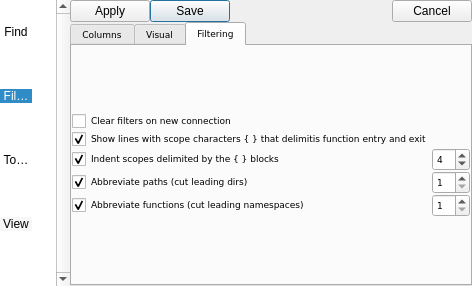
mojmir-svoboda/DbgToolkit, file trace_server/settingslog.ui: the form before one commit.
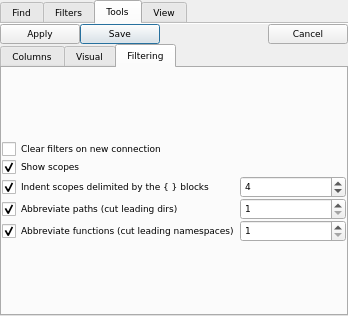
The form after the commit. The open tabs and pages were chosen to show the change. Icons and pictures are not drawn. Custom widgets are drawn as their Qt base class.

Commit message: * stacked tool widget to tab widget

Diff of the .ui file:
```diff
--- a/trace_server/settingslog.ui
+++ b/trace_server/settingslog.ui
@@ -6,16 +6,23 @@
    <rect>
     <x>0</x>
     <y>0</y>
-    <width>386</width>
-    <height>286</height>
+    <width>348</width>
+    <height>316</height>
    </rect>
   </property>
   <property name="minimumSize">
    <size>
-    <width>128</width>
-    <height>286</height>
+    <width>309</width>
+    <height>223</height>
    </size>
   </property>
+  <property name="styleSheet">
+   <string notr="true">        QDockWidget { color: white; border: 1px solid lightgray; } 
+        QDockWidget::title {color: white;  text-align: left; background: darkblue; padding-left: 5px; } 
+        QDockWidget::close-button, QDockWidget::float-button { color: white;  border: 1px solid transparent; background: lightblue; padding: 0px; } 
+        QDockWidget::close-button:hover, QDockWidget::float-button:hover { background: gray; } 
+        QDockWidget::close-button:pressed, QDockWidget::float-button:pressed { padding: 1px -1px -1px 1px; }</string>
+  </property>
   <property name="floating">
    <bool>false</bool>
   </property>
@@ -57,153 +64,39 @@
        <number>0</number>
       </property>
       <item>
-       <widget class="QListWidget" name="iconWidget">
-        <property name="sizePolicy">
-         <sizepolicy hsizetype="Fixed" vsizetype="Expanding">
-          <horstretch>0</horstretch>
-          <verstretch>0</verstretch>
-         </sizepolicy>
+       <widget class="QTabWidget" name="groupingWidget">
+        <property name="font">
+         <font>
+          <family>Verdana</family>
+          <pointsize>7</pointsize>
+         </font>
         </property>
-        <property name="minimumSize">
-         <size>
-          <width>70</width>
-          <height>0</height>
-         </size>
+        <property name="tabShape">
+         <enum>QTabWidget::Rounded</enum>
         </property>
-        <property name="maximumSize">
-         <size>
-          <width>70</width>
-          <height>16777215</height>
-         </size>
-        </property>
-        <property name="frameShape">
-         <enum>QFrame::NoFrame</enum>
-        </property>
-        <property name="frameShadow">
-         <enum>QFrame::Plain</enum>
-        </property>
-        <property name="lineWidth">
-         <number>0</number>
-        </property>
-        <property name="verticalScrollBarPolicy">
-         <enum>Qt::ScrollBarAlwaysOn</enum>
-        </property>
-        <property name="horizontalScrollBarPolicy">
-         <enum>Qt::ScrollBarAlwaysOff</enum>
-        </property>
-        <property name="showDropIndicator" stdset="0">
-         <bool>false</bool>
-        </property>
-        <property name="dragDropMode">
-         <enum>QAbstractItemView::NoDragDrop</enum>
-        </property>
-        <property name="alternatingRowColors">
-         <bool>true</bool>
+        <property name="currentIndex">
+         <number>1</number>
         </property>
         <property name="iconSize">
          <size>
-          <width>48</width>
-          <height>48</height>
+          <width>20</width>
+          <height>20</height>
          </size>
         </property>
-        <property name="textElideMode">
-         <enum>Qt::ElideRight</enum>
-        </property>
-        <property name="movement">
-         <enum>QListView::Static</enum>
-        </property>
-        <property name="flow">
-         <enum>QListView::TopToBottom</enum>
-        </property>
-        <property name="isWrapping" stdset="0">
+        <property name="documentMode">
          <bool>true</bool>
         </property>
-        <property name="resizeMode">
-         <enum>QListView::Adjust</enum>
-        </property>
-        <property name="layoutMode">
-         <enum>QListView::SinglePass</enum>
-        </property>
-        <property name="spacing">
-         <number>0</number>
-        </property>
-        <property name="gridSize">
-         <size>
-          <width>64</width>
-          <height>64</height>
-         </size>
-        </property>
-        <property name="viewMode">
-         <enum>QListView::IconMode</enum>
-        </property>
-        <property name="uniformItemSizes">
-         <bool>true</bool>
-        </property>
-        <property name="wordWrap">
+        <property name="movable">
          <bool>false</bool>
         </property>
-        <property name="selectionRectVisible">
-         <bool>true</bool>
-        </property>
-        <property name="currentRow">
-         <number>1</number>
-        </property>
-        <item>
-         <property name="text">
-          <string>Find</string>
-         </property>
-         <property name="foreground">
-          <brush brushstyle="NoBrush">
-           <color alpha="255">
-            <red>0</red>
-            <green>0</green>
-            <blue>0</blue>
-           </color>
-          </brush>
-         </property>
-         <property name="icon">
+        <widget class="QWidget" name="findPage" native="true">
+         <attribute name="icon">
           <iconset resource="resources.qrc">
            <normaloff>:/images/find.png</normaloff>:/images/find.png</iconset>
-         </property>
-        </item>
-        <item>
-         <property name="text">
-          <string>Filters</string>
-         </property>
-         <property name="icon">
-          <iconset resource="resources.qrc">
-           <normaloff>:/images/filter.png</normaloff>:/images/filter.png</iconset>
-         </property>
-        </item>
-        <item>
-         <property name="text">
-          <string>Tools</string>
-         </property>
-         <property name="icon">
-          <iconset resource="resources.qrc">
-           <normaloff>:/images/tools.png</normaloff>:/images/tools.png</iconset>
-         </property>
-        </item>
-        <item>
-         <property name="text">
-          <string>View</string>
-         </property>
-         <property name="textAlignment">
-          <set>AlignHCenter|AlignVCenter|AlignCenter</set>
-         </property>
-         <property name="icon">
-          <iconset resource="resources.qrc">
-           <normaloff>:/images/view.png</normaloff>:/images/view.png</iconset>
-         </property>
-        </item>
-       </widget>
-      </item>
-      <item>
-       <widget class="QStackedWidget" name="stackedWidget">
-        <property name="currentIndex">
-         <number>1</number>
-        </property>
-        <widget class="QWidget" name="findPage">
+         </attribute>
+         <attribute name="title">
+          <string>Find</string>
+         </attribute>
          <layout class="QVBoxLayout" name="verticalLayout_4">
           <property name="spacing">
            <number>0</number>
@@ -279,7 +172,14 @@
           </item>
          </layout>
         </widget>
-        <widget class="QWidget" name="filtersPage">
+        <widget class="QWidget" name="filtersPage" native="true">
+         <attribute name="icon">
+          <iconset resource="resources.qrc">
+           <normaloff>:/images/filter.png</normaloff>:/images/filter.png</iconset>
+         </attribute>
+         <attribute name="title">
+          <string>Filters</string>
+         </attribute>
          <layout class="QHBoxLayout" name="horizontalLayout_4">
           <property name="spacing">
            <number>0</number>
@@ -301,7 +201,14 @@
           </item>
          </layout>
         </widget>
-        <widget class="QWidget" name="toolsPage">
+        <widget class="QWidget" name="toolsPage" native="true">
+         <attribute name="icon">
+          <iconset resource="resources.qrc">
+           <normaloff>:/images/tools.png</normaloff>:/images/tools.png</iconset>
+         </attribute>
+         <attribute name="title">
+          <string>Tools</string>
+         </attribute>
          <layout class="QVBoxLayout" name="verticalLayout_2">
           <property name="spacing">
            <number>0</number>
@@ -713,7 +620,7 @@
                    </font>
                   </property>
                   <property name="text">
-                   <string>Show lines with scope characters { } that delimitis function entry and exit</string>
+                   <string>Show scopes</string>
                   </property>
                   <property name="checked">
                    <bool>true</bool>
@@ -815,7 +722,14 @@
           </item>
          </layout>
         </widget>
-        <widget class="QWidget" name="viewPage">
+        <widget class="QWidget" name="viewPage" native="true">
+         <attribute name="icon">
+          <iconset resource="resources.qrc">
+           <normaloff>:/images/view.png</normaloff>:/images/view.png</iconset>
+         </attribute>
+         <attribute name="title">
+          <string>View</string>
+         </attribute>
          <layout class="QVBoxLayout" name="verticalLayout_3">
           <property name="spacing">
            <number>0</number>
```
Left out of the diff: 19 changed lines with no effect on the pictures. The commit also changes 3 other files.
